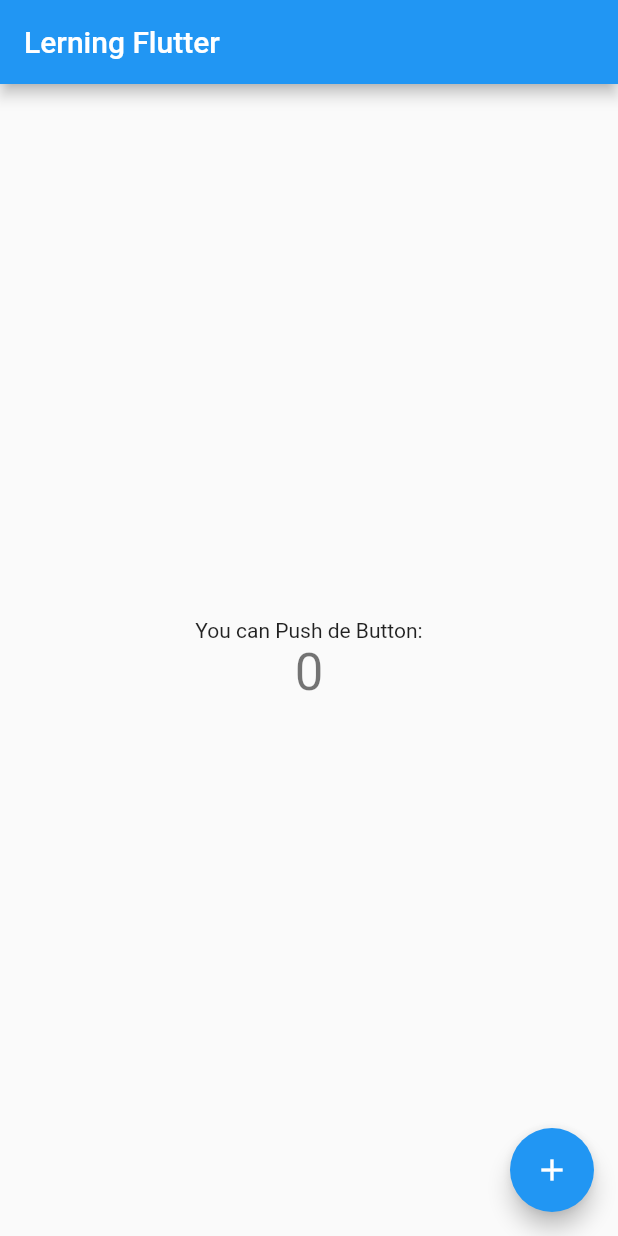
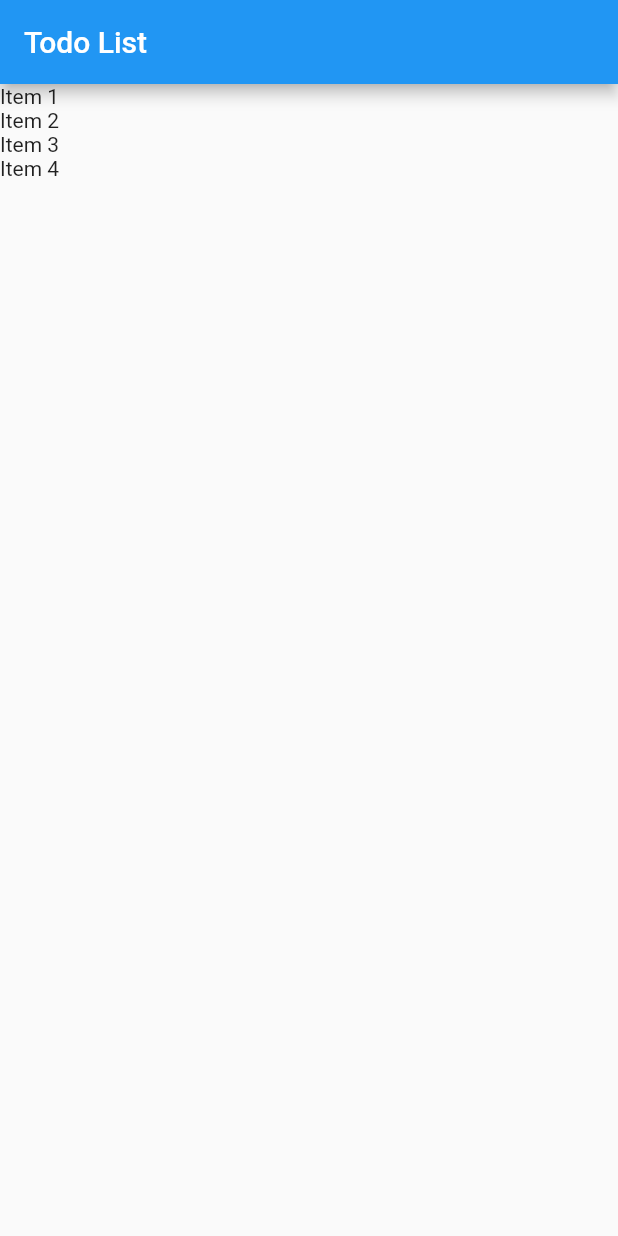
Before and after one commit to gquende/learningFlutter, a Flutter app: the screen it shows after launch, on a phone screen of 412 x 824 dp. Run offline on Flutter 3.47's test engine with Material 2 defaults, Android fonts, the phone set to English and light mode, and no system bars.

Commit message:
Aula 7 Balta.io

```diff
--- a/learn/lib/main.dart
+++ b/learn/lib/main.dart
@@ -1,68 +1,52 @@
 import 'package:flutter/material.dart';
+import 'package:learn/models/item.dart';
 
 void main() {
-  runApp(MyApp());
+  runApp(App());
 }
 
-class MyApp extends StatelessWidget {
-  // This widget is the root of your application.
+class App extends StatelessWidget {
   @override
   Widget build(BuildContext context) {
     return MaterialApp(
-      title: 'Flutter Demo',
+      title: 'Learning Flutter',
       theme: ThemeData(
         primarySwatch: Colors.blue,
         visualDensity: VisualDensity.adaptivePlatformDensity,
       ),
-      home: MyHomePage(title: 'Lerning Flutter'),
+      home: HomePage(),
     );
   }
 }
 
-class MyHomePage extends StatefulWidget {
-  MyHomePage({Key key, this.title}) : super(key: key);
+class HomePage extends StatefulWidget {
+  var items = new List<Item>();
 
-  final String title;
+  HomePage() {
+    items = [];
 
-  @override
-  _MyHomePageState createState() => _MyHomePageState();
-}
-
-class _MyHomePageState extends State<MyHomePage> {
-  int _counter = 0;
-
-  void _incrementCounter() {
-    setState(() {
-      _counter++;
-    });
+    items.add(Item(title: "Item 1", done: false));
+    items.add(Item(title: "Item 2", done: true));
+    items.add(Item(title: "Item 3", done: false));
+    items.add(Item(title: "Item 4", done: true));
   }
 
   @override
+  _HomePageState createState() => _HomePageState();
+}
+
+class _HomePageState extends State<HomePage> {
+  @override
   Widget build(BuildContext context) {
     return Scaffold(
-      appBar: AppBar(
-        title: Text(widget.title),
-      ),
-
-      body: Center(
-        child: Column(
-          mainAxisAlignment: MainAxisAlignment.center,
-          children: <Widget>[
-            Text(
-              'You can Push de Button:',
-            ),
-            Text(
-              '$_counter',
-              style: Theme.of(context).textTheme.headline4,
-            ),
-          ],
+        appBar: AppBar(
+          title: Text("Todo List"),
         ),
-      ),
-      floatingActionButton: FloatingActionButton(
-        onPressed: _incrementCounter,
-        tooltip: 'Increment',
-        child: Icon(Icons.add),
-      ), // This trailing comma makes auto-formatting nicer for build methods.
-    );
+        body: ListView.builder(
+          itemCount: widget.items.length,
+          itemBuilder: (BuildContext context, int index) {
+            return Text(widget.items[index].title);
+          },
+        ));
   }
 }
```
Also changed, not shown: 1 other file.
